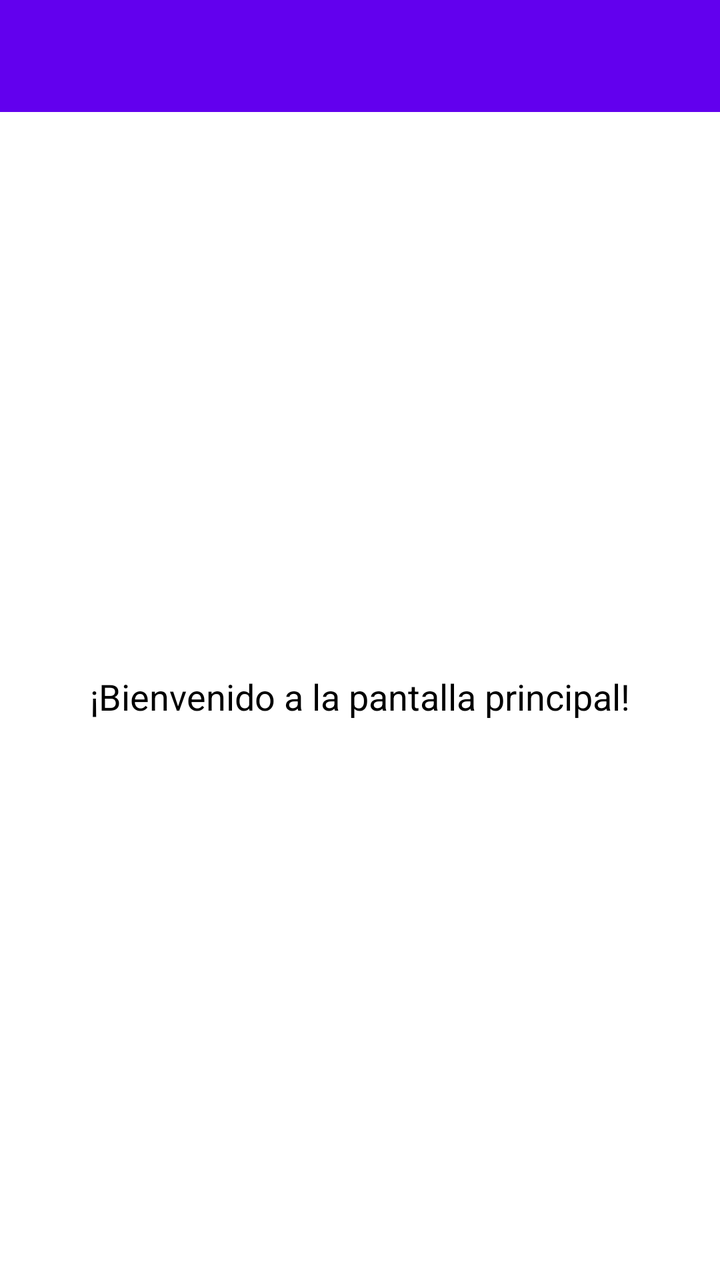
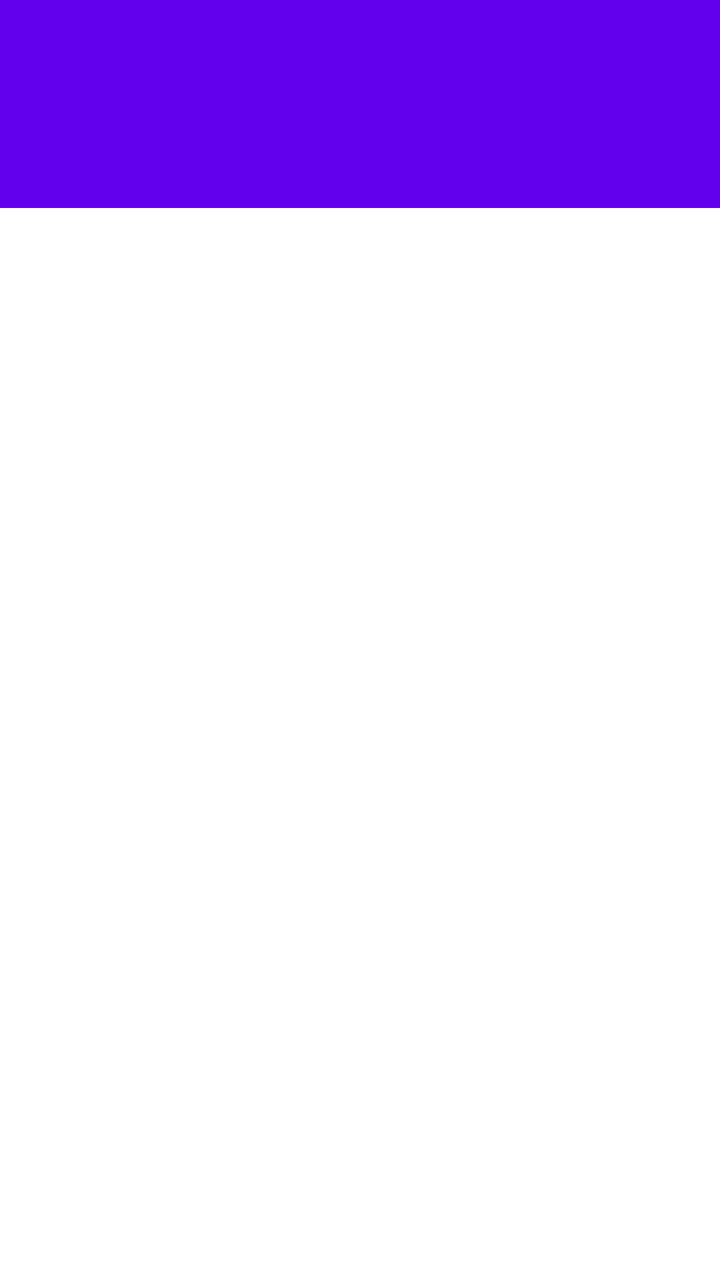

An Android layout rendered at two revisions. The XML below is the earlier revision; the diff shows what the commit changed to produce the second picture.
<!-- AndroidManifest.xml: activity theme Theme.TeleUPM.NoActionBar -->
<!-- res/layout/activity_main.xml -->
<?xml version="1.0" encoding="utf-8"?>
<androidx.constraintlayout.widget.ConstraintLayout xmlns:android="http://schemas.android.com/apk/res/android"
    xmlns:app="http://schemas.android.com/apk/res-auto"
    xmlns:tools="http://schemas.android.com/tools"
    android:layout_width="match_parent"
    android:layout_height="match_parent"
    android:background="@color/white"
    tools:context=".MainActivity">

    <com.google.android.material.appbar.AppBarLayout
        android:id="@+id/appBarLayout"
        android:layout_width="match_parent"
        android:layout_height="wrap_content"
        android:theme="@style/Theme.TeleUPM.AppBarOverlay"
        app:layout_constraintTop_toTopOf="parent">

        <androidx.appcompat.widget.Toolbar
            android:id="@+id/toolbar"
            android:layout_width="match_parent"
            android:layout_height="?attr/actionBarSize"
            android:background="?attr/colorPrimary"
            app:popupTheme="@style/Theme.TeleUPM.PopupOverlay" />

    </com.google.android.material.appbar.AppBarLayout>

    <TextView
        android:id="@+id/tv_main_placeholder"
        android:layout_width="wrap_content"
        android:layout_height="wrap_content"
        android:text="¡Bienvenido a la pantalla principal!"
        android:textColor="@color/black"
        android:textSize="18sp"
        app:layout_constraintBottom_toBottomOf="parent"
        app:layout_constraintEnd_toEndOf="parent"
        app:layout_constraintStart_toStartOf="parent"
        app:layout_constraintTop_toBottomOf="@id/appBarLayout" />

</androidx.constraintlayout.widget.ConstraintLayout>
<!-- resources referenced by this layout -->
<resources>
  <color name="black">#FF000000</color>
  <color name="white">#FFFFFFFF</color>
  <style name="Theme.TeleUPM.AppBarOverlay" parent="ThemeOverlay.AppCompat.Dark.ActionBar" />
  <style name="Theme.TeleUPM.PopupOverlay" parent="ThemeOverlay.AppCompat.Light" />
  <style name="Theme.TeleUPM.NoActionBar">
          <item name="windowActionBar">false</item>
          <item name="windowNoTitle">true</item>
      </style>
</resources>

<!-- the commit's change to res/layout/activity_main.xml (unified diff, before → after) -->
@@ -21,18 +21,24 @@
             android:background="?attr/colorPrimary"
             app:popupTheme="@style/Theme.TeleUPM.PopupOverlay" />
 
+        <com.google.android.material.tabs.TabLayout
+            android:id="@+id/tabLayout"
+            android:layout_width="match_parent"
+            android:layout_height="wrap_content"
+            app:tabIndicatorColor="@color/white"
+            app:tabSelectedTextColor="@color/white"
+            app:tabTextColor="#B3FFFFFF"
+            android:background="?attr/colorPrimary" />
+
     </com.google.android.material.appbar.AppBarLayout>
 
-    <TextView
-        android:id="@+id/tv_main_placeholder"
-        android:layout_width="wrap_content"
-        android:layout_height="wrap_content"
-        android:text="¡Bienvenido a la pantalla principal!"
-        android:textColor="@color/black"
-        android:textSize="18sp"
+    <androidx.viewpager2.widget.ViewPager2
+        android:id="@+id/viewPager"
+        android:layout_width="0dp"
+        android:layout_height="0dp"
+        app:layout_constraintTop_toBottomOf="@id/appBarLayout"
         app:layout_constraintBottom_toBottomOf="parent"
-        app:layout_constraintEnd_toEndOf="parent"
         app:layout_constraintStart_toStartOf="parent"
-        app:layout_constraintTop_toBottomOf="@id/appBarLayout" />
+        app:layout_constraintEnd_toEndOf="parent" />
 
 </androidx.constraintlayout.widget.ConstraintLayout>
<!-- resource entries referenced after the edit -->
@@ -1,6 +1,5 @@
 <!-- resources referenced by this layout -->
 <resources>
-  <color name="black">#FF000000</color>
   <color name="white">#FFFFFFFF</color>
   <style name="Theme.TeleUPM.AppBarOverlay" parent="ThemeOverlay.AppCompat.Dark.ActionBar" />
   <style name="Theme.TeleUPM.PopupOverlay" parent="ThemeOverlay.AppCompat.Light" />
